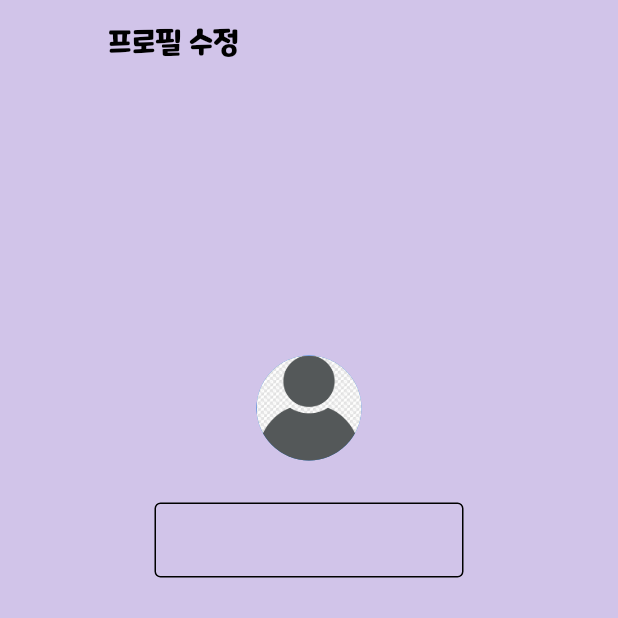
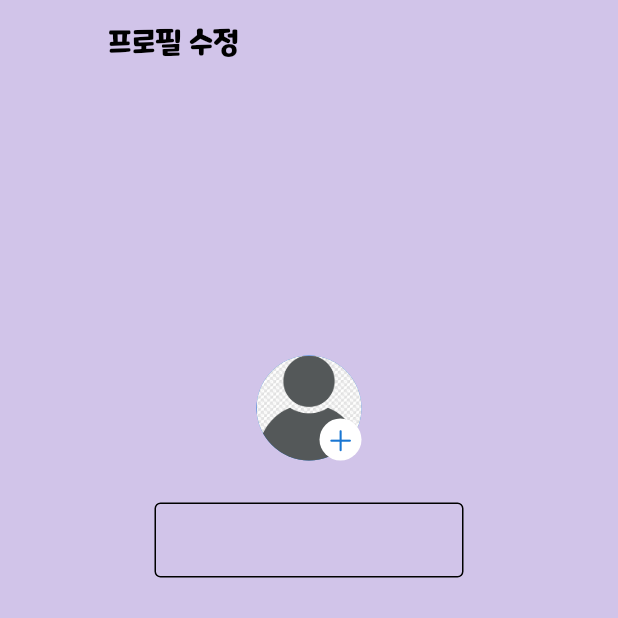
Before and after one commit to meohyun/neologism_quiz, a Flutter app: the UpdateNickname screen opened directly, on a phone screen of 412 x 824 dp, the top half of it. Run offline on Flutter 3.47's test engine with Material 2 defaults, Android fonts, the phone set to English and light mode, and no system bars; our stand-ins replace cloud_firestore, firebase_auth, firebase_core, get, google_sign_in, image_picker and 1 more; missing offline and left inert: soundpool; accounts and stored records are empty; network calls fail.

Commit message:
2023.02.26 20:43

```diff
--- a/lib/pages/user_page/nickname.dart
+++ b/lib/pages/user_page/nickname.dart
@@ -1,6 +1,7 @@
 import 'dart:io';
 import 'package:cloud_firestore/cloud_firestore.dart';
 import 'package:firebase_auth/firebase_auth.dart';
+import 'package:flutter/cupertino.dart';
 import 'package:flutter/material.dart';
 import 'package:get/get.dart';
 import 'package:image_picker/image_picker.dart';
@@ -84,6 +85,23 @@ class _UpdateNicknameState extends State<UpdateNickname> {
                 },
                 child: Obx(
                   () => CircleAvatar(
+                    child: Stack(
+                      children: [
+                        Align(
+                          alignment: Alignment.bottomRight,
+                          child: Padding(
+                            padding: const EdgeInsets.fromLTRB(20, 20, 0, 0),
+                            child: CircleAvatar(
+                                radius: 14,
+                                backgroundColor: Colors.white,
+                                child: Icon(
+                                  CupertinoIcons.add,
+                                  size: 20,
+                                )),
+                          ),
+                        )
+                      ],
+                    ),
                     backgroundImage: profileimagecontroller
                                 .isProfilePath.value ==
                             true
--- a/lib/pages/user_page/profile.dart
+++ b/lib/pages/user_page/profile.dart
@@ -1,6 +1,7 @@
 import 'dart:io';
 import 'package:cloud_firestore/cloud_firestore.dart';
 import 'package:firebase_auth/firebase_auth.dart';
+import 'package:flutter/cupertino.dart';
 import 'package:flutter/material.dart';
 import 'package:get/get.dart';
 import 'package:neologism/getx/blackmode.dart';
--- a/pubspec.yaml
+++ b/pubspec.yaml
@@ -79,6 +79,7 @@ flutter:
     - assets/odong.png
     - assets/odong2.gif
     - assets/user_image.png
+    - assets/user_image2.png
     - assets/correct.mp3
     - assets/wrong.mp3
 
```
Also changed, not shown: assets/user_image2.png (added).
